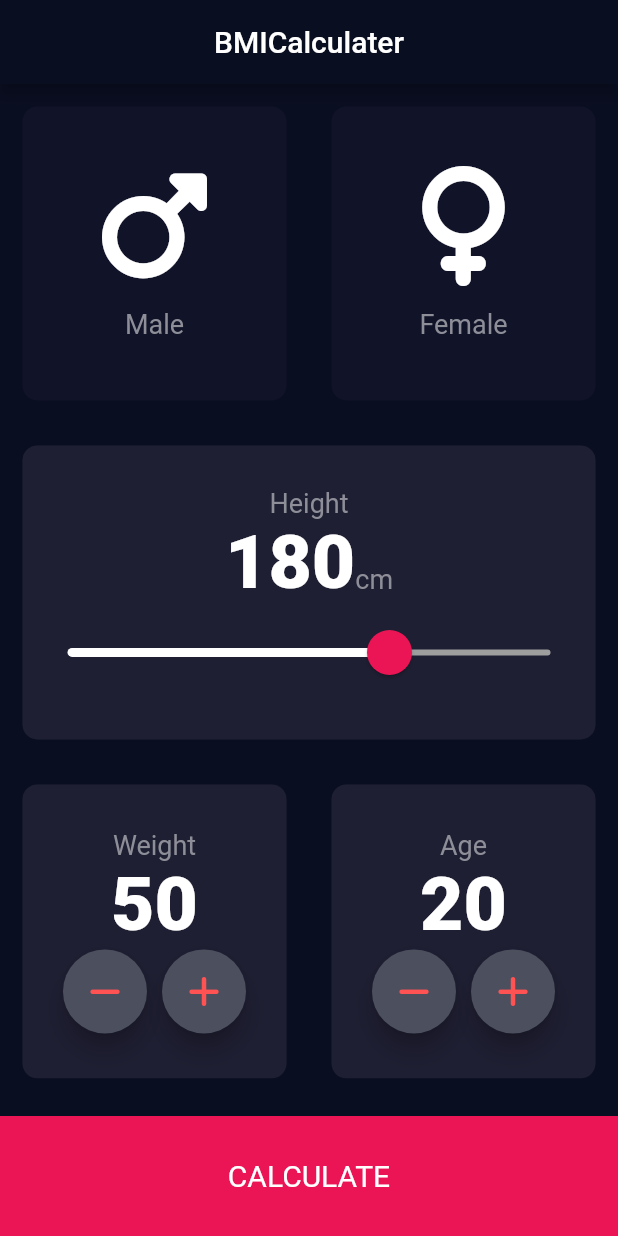
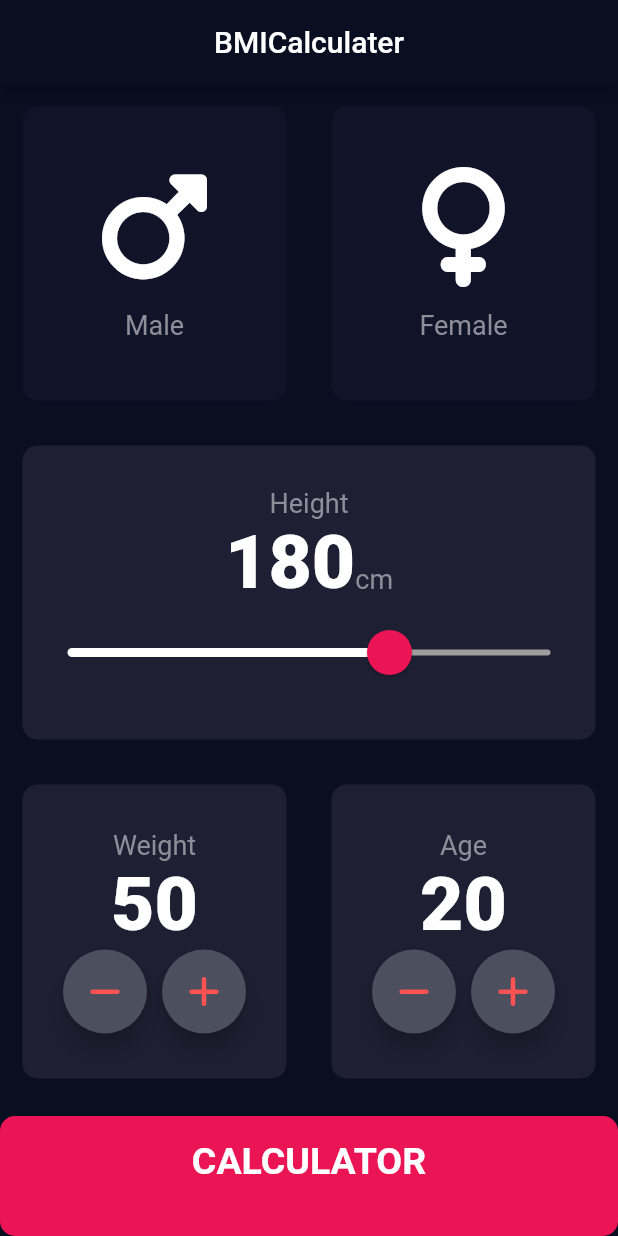
Before and after one commit to Mussa-Adolai/BMI_Calculater, a Flutter app: the screen it shows after launch, on a phone screen of 412 x 824 dp. Run offline on Flutter 3.47's test engine with Material 2 defaults, Android fonts, the phone set to English and light mode, and no system bars; our stand-ins replace font_awesome_flutter.

```diff
--- /dev/null
+++ b/lib/components/bottom_button.dart
@@ -0,0 +1,37 @@
+// ignore_for_file: prefer_const_constructors
+
+import 'package:calculater_bmi/screens/result_page.dart';
+import 'package:flutter/material.dart';
+import 'constants.dart';
+
+class BottomButton extends StatelessWidget {
+  final Function onTap;
+  final String buttonTitle;
+
+  const BottomButton(
+      {super.key, required this.onTap, required this.buttonTitle});
+  @override
+  Widget build(BuildContext context) {
+    return GestureDetector(
+      onTap: () {
+        onTap();
+      },
+      child: Container(
+        margin: EdgeInsets.only(top: 10.0),
+        padding: EdgeInsets.only(bottom: 20.0),
+        width: double.infinity,
+        height: kBottomContainerHight,
+        decoration: BoxDecoration(
+          color: kBottomContainerColor,
+          borderRadius: BorderRadius.circular(10.0),
+        ),
+        child: Center(
+          child: Text(
+            buttonTitle,
+            style: kLargeButtonTextStyle,
+          ),
+        ),
+      ),
+    );
+  }
+}
--- /dev/null
+++ b/lib/components/constants.dart
@@ -0,0 +1,38 @@
+import 'package:flutter/material.dart';
+
+const kBottomContainerHight = 80.0;
+const kActiveCardColor = Color(0xff1f1f33);
+const kInactiveCardColor = Color(0xff111328);
+const kBottomContainerColor = Color(0xffEB1555);
+const kLableTextStyle = TextStyle(
+  fontSize: 18.0,
+  color: Color(0xff8D8E98),
+);
+
+const kNumberTextStyle = TextStyle(
+  fontSize: 50.0,
+  fontWeight: FontWeight.w900,
+);
+const kLargeButtonTextStyle = TextStyle(
+  fontSize: 25,
+  fontWeight: FontWeight.bold,
+);
+const kTitleTextStyle = TextStyle(
+  fontSize: 50,
+  fontWeight: FontWeight.bold,
+);
+
+const kResultTextStyle = TextStyle(
+  color: Color(0xFF24D876),
+  fontSize: 22.0,
+  fontWeight: FontWeight.bold,
+);
+
+const kBMITextStyle = TextStyle(
+  fontSize: 100.0,
+  fontWeight: FontWeight.bold,
+);
+
+const kBodyTextStyle = TextStyle(
+  fontSize: 22.0,
+);
--- a/lib/icon_content.dart
+++ b/lib/components/icon_content.dart
@@ -4,8 +4,8 @@ import 'package:flutter/material.dart';
 
 import 'constants.dart';
 
-class ReusableColumn extends StatelessWidget {
-  ReusableColumn(this.icon, this.textCard);
+class IconContent extends StatelessWidget {
+  IconContent(this.icon, this.textCard);
   final IconData icon;
   final String textCard;
 
--- /dev/null
+++ b/lib/components/round_icon.dart
@@ -0,0 +1,28 @@
+// ignore_for_file: use_key_in_widget_constructors, prefer_const_constructors
+
+import 'constants.dart';
+import 'package:flutter/material.dart';
+import '../screens/input_page.dart';
+
+class RoundIconButton extends StatelessWidget {
+  final IconData icon;
+  final Function statePressed;
+
+  const RoundIconButton({required this.icon, required this.statePressed});
+  @override
+  Widget build(BuildContext context) {
+    return RawMaterialButton(
+      onPressed: () {
+        statePressed();
+      },
+      elevation: 6,
+      constraints: BoxConstraints.tightFor(
+        width: 56.0,
+        height: 56.0,
+      ),
+      shape: CircleBorder(),
+      fillColor: Color(0xFF4C4F5E),
+      child: Icon(icon, color: Colors.redAccent),
+    );
+  }
+}
--- a/lib/constants.dart
+++ /dev/null
@@ -1,15 +0,0 @@
-import 'package:flutter/material.dart';
-
-const kBottomContainerHight = 80.0;
-const kActiveCardColor = Color(0xff1f1f33);
-const kInactiveCardColor = Color(0xff111328);
-const kBottomContainerColor = Color(0xffEB1555);
-const kLableTextStyle = TextStyle(
-  fontSize: 18.0,
-  color: Color(0xff8D8E98),
-);
-
-const kNumberTextStyle = TextStyle(
-  fontSize: 50.0,
-  fontWeight: FontWeight.w900,
-);
--- a/lib/main.dart
+++ b/lib/main.dart
@@ -1,7 +1,7 @@
 // ignore_for_file: prefer_const_constructors
 
 import 'package:flutter/material.dart';
-import 'input2_page.dart';
+import 'screens/input_page.dart';
 
 void main() {
   runApp(const BMICalculater());
--- a/lib/input2_page.dart
+++ b/lib/screens/input_page.dart
@@ -2,10 +2,12 @@
 
 import 'package:flutter/material.dart';
 import 'package:font_awesome_flutter/font_awesome_flutter.dart';
-import 'icon_content.dart';
-import 'reusable_card.dart';
-import 'constants.dart';
+import '../components/bottom_button.dart';
+import '../components/icon_content.dart';
+import '../reusable_card.dart';
+import '../components/constants.dart';
 import 'result_page.dart';
+import '../components/round_icon.dart';
 
 enum Gender {
   male,
@@ -50,7 +52,7 @@ class _InputpageState extends State<Inputpage> {
                     colour: genderSelected == Gender.male
                         ? kActiveCardColor
                         : kInactiveCardColor,
-                    cardChild: ReusableColumn(FontAwesomeIcons.mars, 'Male'),
+                    cardChild: IconContent(FontAwesomeIcons.mars, 'Male'),
                   ),
                 ),
                 Expanded(
@@ -63,7 +65,7 @@ class _InputpageState extends State<Inputpage> {
                     colour: genderSelected == Gender.femalel
                         ? kActiveCardColor
                         : kInactiveCardColor,
-                    cardChild: ReusableColumn(FontAwesomeIcons.venus, 'Female'),
+                    cardChild: IconContent(FontAwesomeIcons.venus, 'Female'),
                   ),
                 ),
               ],
@@ -71,7 +73,7 @@ class _InputpageState extends State<Inputpage> {
           ),
           Expanded(
             child: ReusableCard(
-              onPress: () {},
+              //onPress: () {},
               colour: kActiveCardColor,
               cardChild: Column(
                 mainAxisAlignment: MainAxisAlignment.center,
@@ -127,9 +129,9 @@ class _InputpageState extends State<Inputpage> {
               children: <Widget>[
                 Expanded(
                   child: ReusableCard(
-                    onPress: () {
-                      setState(() {});
-                    },
+                    // onPress: () {
+                    //   setState(() {});
+                    // },
                     colour: kActiveCardColor,
                     cardChild: Column(
                       mainAxisAlignment: MainAxisAlignment.center,
@@ -172,9 +174,9 @@ class _InputpageState extends State<Inputpage> {
                 ),
                 Expanded(
                   child: ReusableCard(
-                    onPress: () {
-                      setState(() {});
-                    },
+                    // onPress: () {
+                    //   setState(() {});
+                    // },
                     colour: kActiveCardColor,
                     cardChild: Column(
                       mainAxisAlignment: MainAxisAlignment.center,
@@ -218,7 +220,7 @@ class _InputpageState extends State<Inputpage> {
               ],
             ),
           ),
-          GestureDetector(
+          BottomButton(
             onTap: () {
               Navigator.push(
                 context,
@@ -229,46 +231,10 @@ class _InputpageState extends State<Inputpage> {
                 ),
               );
             },
-            child: Container(
-              color: kBottomContainerColor,
-              margin: EdgeInsets.only(top: 10.1),
-              width: double.infinity,
-              height: kBottomContainerHight,
-              child: Center(
-                child: Text(
-                  'CALCULATE',
-                  style: TextStyle(
-                    fontSize: 20.0,
-                  ),
-                ),
-              ),
-            ),
+            buttonTitle: 'CALCULATOR',
           ),
         ],
       ),
     );
   }
 }
-
-class RoundIconButton extends StatelessWidget {
-  final IconData icon;
-  final Function statePressed;
-
-  const RoundIconButton({required this.icon, required this.statePressed});
-  @override
-  Widget build(BuildContext context) {
-    return RawMaterialButton(
-      onPressed: () {
-        statePressed();
-      },
-      elevation: 6,
-      child: Icon(icon, color: Colors.redAccent),
-      constraints: BoxConstraints.tightFor(
-        width: 56.0,
-        height: 56.0,
-      ),
-      shape: CircleBorder(),
-      fillColor: Color(0xFF4C4F5E),
-    );
-  }
-}
```
Also changed, not shown: lib/result_page.dart (deleted, +0 -16 lines), lib/screens/result_page.dart (added, +73 -0 lines).
